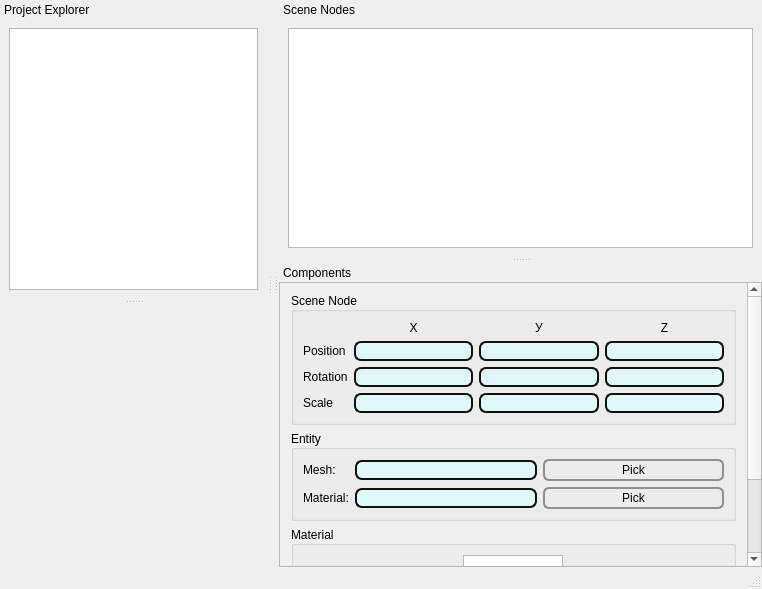
Before: the Qt Designer form mainwindow.ui in Smiter/Ogre_editor, drawn with Qt 5.
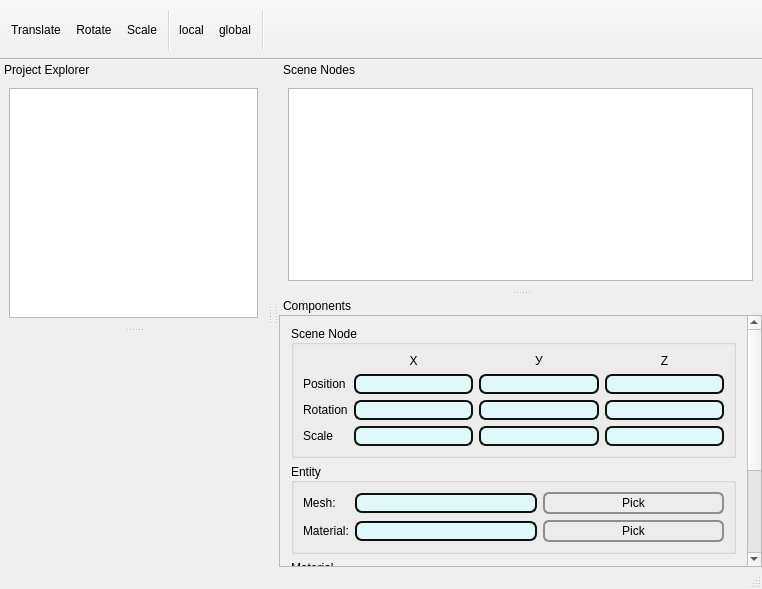
After: the same form once the commit is applied.

The edit to the form file:
```diff
--- a/mainwindow.ui
+++ b/mainwindow.ui
@@ -225,7 +225,7 @@
          <rect>
           <x>0</x>
           <y>0</y>
-          <width>368</width>
+          <width>449</width>
           <height>375</height>
          </rect>
         </property>
@@ -285,46 +285,6 @@
                 <property name="spacing">
                  <number>6</number>
                 </property>
-                <item row="1" column="1">
-                 <widget class="QLineEdit" name="position_z">
-                  <property name="sizePolicy">
-                   <sizepolicy hsizetype="Preferred" vsizetype="Fixed">
-                    <horstretch>0</horstretch>
-                    <verstretch>0</verstretch>
-                   </sizepolicy>
-                  </property>
-                  <property name="styleSheet">
-                   <string notr="true">QLineEdit {	
-     border: 2px solid gray;
-     border-radius: 7px;
-     padding: 0 8px;
-     background: rgb(225, 248, 250);	
-	 border-color:rgb(16, 18, 12);
-
- }</string>
-                  </property>
-                 </widget>
-                </item>
-                <item row="1" column="3">
-                 <widget class="QLineEdit" name="position_x">
-                  <property name="sizePolicy">
-                   <sizepolicy hsizetype="Preferred" vsizetype="Fixed">
-                    <horstretch>0</horstretch>
-                    <verstretch>0</verstretch>
-                   </sizepolicy>
-                  </property>
-                  <property name="styleSheet">
-                   <string notr="true">QLineEdit {	
-     border: 2px solid gray;
-     border-radius: 7px;
-     padding: 0 8px;
-     background: rgb(225, 248, 250);	
-	 border-color:rgb(16, 18, 12);
-
- }</string>
-                  </property>
-                 </widget>
-                </item>
                 <item row="1" column="2">
                  <widget class="QLineEdit" name="position_y">
                   <property name="sizePolicy">
@@ -345,26 +305,6 @@
                   </property>
                  </widget>
                 </item>
-                <item row="2" column="3">
-                 <widget class="QLineEdit" name="rotation_x">
-                  <property name="sizePolicy">
-                   <sizepolicy hsizetype="Preferred" vsizetype="Fixed">
-                    <horstretch>0</horstretch>
-                    <verstretch>0</verstretch>
-                   </sizepolicy>
-                  </property>
-                  <property name="styleSheet">
-                   <string notr="true">QLineEdit {	
-     border: 2px solid gray;
-     border-radius: 7px;
-     padding: 0 8px;
-     background: rgb(225, 248, 250);	
-	 border-color:rgb(16, 18, 12);
-
- }</string>
-                  </property>
-                 </widget>
-                </item>
                 <item row="2" column="2">
                  <widget class="QLineEdit" name="rotation_y">
                   <property name="sizePolicy">
@@ -385,46 +325,6 @@
                   </property>
                  </widget>
                 </item>
-                <item row="2" column="1">
-                 <widget class="QLineEdit" name="rotation_z">
-                  <property name="sizePolicy">
-                   <sizepolicy hsizetype="Preferred" vsizetype="Fixed">
-                    <horstretch>0</horstretch>
-                    <verstretch>0</verstretch>
-                   </sizepolicy>
-                  </property>
-                  <property name="styleSheet">
-                   <string notr="true">QLineEdit {	
-     border: 2px solid gray;
-     border-radius: 7px;
-     padding: 0 8px;
-     background: rgb(225, 248, 250);	
-	 border-color:rgb(16, 18, 12);
-
- }</string>
-                  </property>
-                 </widget>
-                </item>
-                <item row="3" column="3">
-                 <widget class="QLineEdit" name="scale_x">
-                  <property name="sizePolicy">
-                   <sizepolicy hsizetype="Preferred" vsizetype="Fixed">
-                    <horstretch>0</horstretch>
-                    <verstretch>0</verstretch>
-                   </sizepolicy>
-                  </property>
-                  <property name="styleSheet">
-                   <string notr="true">QLineEdit {	
-     border: 2px solid gray;
-     border-radius: 7px;
-     padding: 0 8px;
-     background: rgb(225, 248, 250);	
-	 border-color:rgb(16, 18, 12);
-
- }</string>
-                  </property>
-                 </widget>
-                </item>
                 <item row="3" column="2">
                  <widget class="QLineEdit" name="scale_y">
                   <property name="sizePolicy">
@@ -445,26 +345,6 @@
                   </property>
                  </widget>
                 </item>
-                <item row="3" column="1">
-                 <widget class="QLineEdit" name="scale_z">
-                  <property name="sizePolicy">
-                   <sizepolicy hsizetype="Preferred" vsizetype="Fixed">
-                    <horstretch>0</horstretch>
-                    <verstretch>0</verstretch>
-                   </sizepolicy>
-                  </property>
-                  <property name="styleSheet">
-                   <string notr="true">QLineEdit {	
-     border: 2px solid gray;
-     border-radius: 7px;
-     padding: 0 8px;
-     background: rgb(225, 248, 250);	
-	 border-color:rgb(16, 18, 12);
-
- }</string>
-                  </property>
-                 </widget>
-                </item>
                 <item row="0" column="2">
                  <widget class="QLabel" name="label_30">
                   <property name="sizePolicy">
@@ -552,6 +432,126 @@
                   </property>
                  </widget>
                 </item>
+                <item row="1" column="1">
+                 <widget class="QLineEdit" name="position_x">
+                  <property name="sizePolicy">
+                   <sizepolicy hsizetype="Preferred" vsizetype="Fixed">
+                    <horstretch>0</horstretch>
+                    <verstretch>0</verstretch>
+                   </sizepolicy>
+                  </property>
+                  <property name="styleSheet">
+                   <string notr="true">QLineEdit {	
+     border: 2px solid gray;
+     border-radius: 7px;
+     padding: 0 8px;
+     background: rgb(225, 248, 250);	
+	 border-color:rgb(16, 18, 12);
+
+ }</string>
+                  </property>
+                 </widget>
+                </item>
+                <item row="1" column="3">
+                 <widget class="QLineEdit" name="position_z">
+                  <property name="sizePolicy">
+                   <sizepolicy hsizetype="Preferred" vsizetype="Fixed">
+                    <horstretch>0</horstretch>
+                    <verstretch>0</verstretch>
+                   </sizepolicy>
+                  </property>
+                  <property name="styleSheet">
+                   <string notr="true">QLineEdit {	
+     border: 2px solid gray;
+     border-radius: 7px;
+     padding: 0 8px;
+     background: rgb(225, 248, 250);	
+	 border-color:rgb(16, 18, 12);
+
+ }</string>
+                  </property>
+                 </widget>
+                </item>
+                <item row="2" column="1">
+                 <widget class="QLineEdit" name="rotation_x">
+                  <property name="sizePolicy">
+                   <sizepolicy hsizetype="Preferred" vsizetype="Fixed">
+                    <horstretch>0</horstretch>
+                    <verstretch>0</verstretch>
+                   </sizepolicy>
+                  </property>
+                  <property name="styleSheet">
+                   <string notr="true">QLineEdit {	
+     border: 2px solid gray;
+     border-radius: 7px;
+     padding: 0 8px;
+     background: rgb(225, 248, 250);	
+	 border-color:rgb(16, 18, 12);
+
+ }</string>
+                  </property>
+                 </widget>
+                </item>
+                <item row="2" column="3">
+                 <widget class="QLineEdit" name="rotation_z">
+                  <property name="sizePolicy">
+                   <sizepolicy hsizetype="Preferred" vsizetype="Fixed">
+                    <horstretch>0</horstretch>
+                    <verstretch>0</verstretch>
+                   </sizepolicy>
+                  </property>
+                  <property name="styleSheet">
+                   <string notr="true">QLineEdit {	
+     border: 2px solid gray;
+     border-radius: 7px;
+     padding: 0 8px;
+     background: rgb(225, 248, 250);	
+	 border-color:rgb(16, 18, 12);
+
+ }</string>
+                  </property>
+                 </widget>
+                </item>
+                <item row="3" column="1">
+                 <widget class="QLineEdit" name="scale_x">
+                  <property name="sizePolicy">
+                   <sizepolicy hsizetype="Preferred" vsizetype="Fixed">
+                    <horstretch>0</horstretch>
+                    <verstretch>0</verstretch>
+                   </sizepolicy>
+                  </property>
+                  <property name="styleSheet">
+                   <string notr="true">QLineEdit {	
+     border: 2px solid gray;
+     border-radius: 7px;
+     padding: 0 8px;
+     background: rgb(225, 248, 250);	
+	 border-color:rgb(16, 18, 12);
+
+ }</string>
+                  </property>
+                 </widget>
+                </item>
+                <item row="3" column="3">
+                 <widget class="QLineEdit" name="scale_z">
+                  <property name="sizePolicy">
+                   <sizepolicy hsizetype="Preferred" vsizetype="Fixed">
+                    <horstretch>0</horstretch>
+                    <verstretch>0</verstretch>
+                   </sizepolicy>
+                  </property>
+                  <property name="styleSheet">
+                   <string notr="true">QLineEdit {	
+     border: 2px solid gray;
+     border-radius: 7px;
+     padding: 0 8px;
+     background: rgb(225, 248, 250);	
+	 border-color:rgb(16, 18, 12);
+
+ }</string>
+                  </property>
+                 </widget>
+                </item>
                </layout>
               </item>
              </layout>
@@ -815,6 +815,94 @@
     </layout>
    </widget>
   </widget>
+  <widget class="QToolBar" name="toolBar">
+   <property name="sizePolicy">
+    <sizepolicy hsizetype="Preferred" vsizetype="Preferred">
+     <horstretch>0</horstretch>
+     <verstretch>0</verstretch>
+    </sizepolicy>
+   </property>
+   <property name="minimumSize">
+    <size>
+     <width>0</width>
+     <height>60</height>
+    </size>
+   </property>
+   <property name="windowTitle">
+    <string>toolBar</string>
+   </property>
+   <property name="movable">
+    <bool>false</bool>
+   </property>
+   <attribute name="toolBarArea">
+    <enum>TopToolBarArea</enum>
+   </attribute>
+   <attribute name="toolBarBreak">
+    <bool>false</bool>
+   </attribute>
+   <addaction name="actionTranslate"/>
+   <addaction name="actionRotate"/>
+   <addaction name="actionScale"/>
+   <addaction name="separator"/>
+   <addaction name="actionLocal"/>
+   <addaction name="actionGlobal"/>
+   <addaction name="separator"/>
+  </widget>
+  <action name="actionTranslate">
+   <property name="checkable">
+    <bool>true</bool>
+   </property>
+   <property name="text">
+    <string>Translate</string>
+   </property>
+   <property name="autoRepeat">
+    <bool>true</bool>
+   </property>
+   <property name="visible">
+    <bool>true</bool>
+   </property>
+   <property name="menuRole">
+    <enum>QAction::TextHeuristicRole</enum>
+   </property>
+   <property name="softKeyRole">
+    <enum>QAction::NoSoftKey</enum>
+   </property>
+   <property name="priority">
+    <enum>QAction::NormalPriority</enum>
+   </property>
+  </action>
+  <action name="actionRotate">
+   <property name="checkable">
+    <bool>true</bool>
+   </property>
+   <property name="text">
+    <string>Rotate</string>
+   </property>
+  </action>
+  <action name="actionScale">
+   <property name="checkable">
+    <bool>true</bool>
+   </property>
+   <property name="text">
+    <string>Scale</string>
+   </property>
+  </action>
+  <action name="actionLocal">
+   <property name="checkable">
+    <bool>true</bool>
+   </property>
+   <property name="text">
+    <string>local</string>
+   </property>
+  </action>
+  <action name="actionGlobal">
+   <property name="checkable">
+    <bool>true</bool>
+   </property>
+   <property name="text">
+    <string>global</string>
+   </property>
+  </action>
   <zorder>dockWidget</zorder>
   <zorder>componentsGUI</zorder>
  </widget>
```
Left out of the diff: 3 changed lines with no effect on the pictures.
